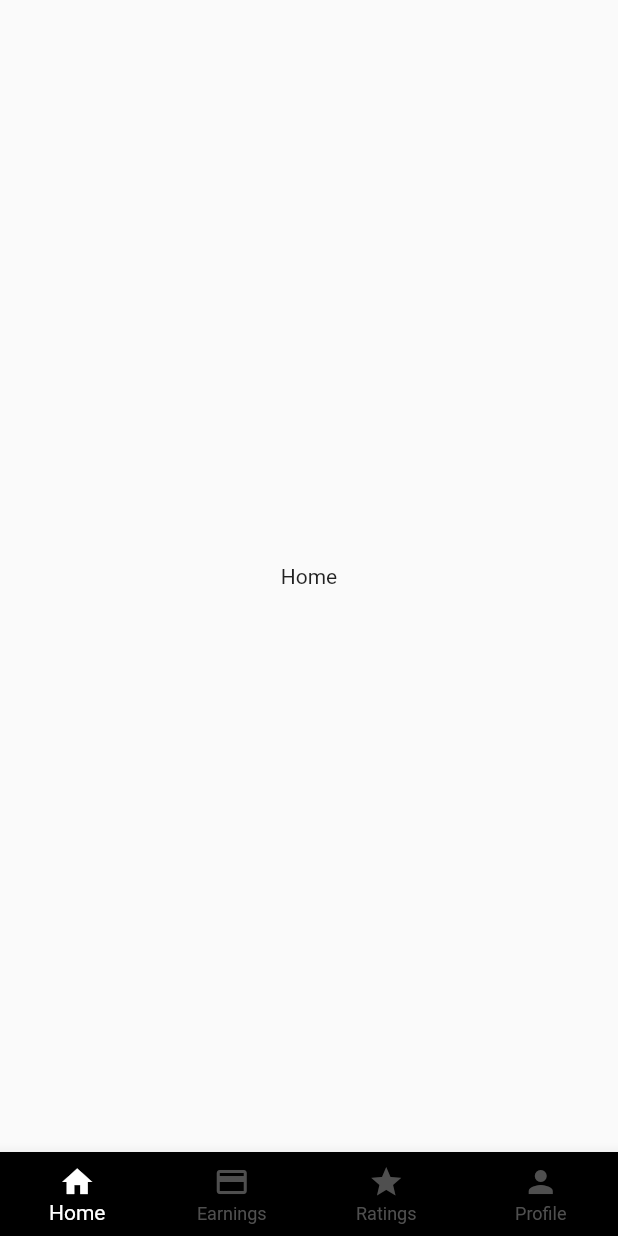
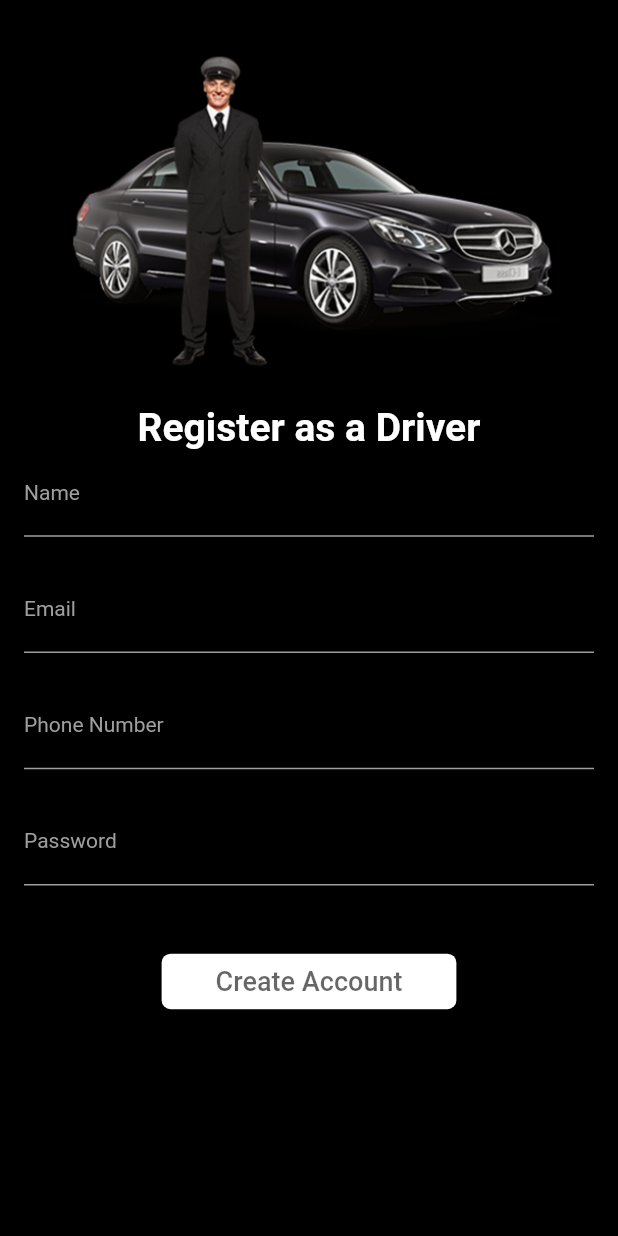
Before and after one commit to sangeeta2701/driver_app, a Flutter app: the screen it shows after launch, on a phone screen of 412 x 824 dp. Run offline on Flutter 3.47's test engine with Material 2 defaults, Android fonts, the phone set to English and light mode, and no system bars.

Commit message:
Signup Screen

```diff
--- a/lib/Splashscreen/splash_screen.dart
+++ b/lib/Splashscreen/splash_screen.dart
@@ -2,7 +2,7 @@ import 'dart:async';
 
 import 'package:driver_app/Utils/colors.dart';
 import 'package:driver_app/Utils/sizedBox.dart';
-import 'package:driver_app/mainScreens/main_screen.dart';
+import 'package:driver_app/authentication/signup_screen.dart';
 import 'package:flutter/material.dart';
 
 class SplashScreen extends StatefulWidget {
@@ -17,7 +17,7 @@ class _SplashScreenState extends State<SplashScreen> {
     Timer(Duration(seconds: 6), () async {
       //home page
       Navigator.push(
-          context, MaterialPageRoute(builder: (context) => MainScreen()));
+          context, MaterialPageRoute(builder: (context) => SignupScreen()));
     });
   }
 
--- /dev/null
+++ b/lib/authentication/signup_screen.dart
@@ -0,0 +1,66 @@
+import 'package:driver_app/Utils/colors.dart';
+import 'package:driver_app/Utils/sizedBox.dart';
+import 'package:driver_app/widgest/textField.dart';
+import 'package:flutter/material.dart';
+
+class SignupScreen extends StatefulWidget {
+  const SignupScreen({super.key});
+
+  @override
+  State<SignupScreen> createState() => _SignupScreenState();
+}
+
+class _SignupScreenState extends State<SignupScreen> {
+  TextEditingController nameController = TextEditingController();
+  TextEditingController emailController = TextEditingController();
+  TextEditingController phoneController = TextEditingController();
+  TextEditingController passwordController = TextEditingController();
+
+  @override
+  Widget build(BuildContext context) {
+    return Scaffold(
+      backgroundColor: bColor,
+      body: SingleChildScrollView(
+        child: Padding(
+          padding: const EdgeInsets.symmetric(vertical: 12,horizontal: 16),
+          child: Column(
+            children: [
+              Padding(
+                padding: const EdgeInsets.all(20.0),
+                child: Image.asset("assets/img1.png"),
+              ),
+              Text(
+                "Register as a Driver",
+                style: TextStyle(
+                    fontSize: 26, color: wColor, fontWeight: FontWeight.bold),
+              ),
+              DriverTextField(controller: nameController, hintText: "Enter your name", lableText: "Name",keyBoardType: TextInputType.name,maxLength: 30,),
+              height20,
+              DriverTextField(controller: emailController, hintText: "Enter your email", lableText: "Email",keyBoardType: TextInputType.emailAddress,maxLength: 30,),
+              height20,
+              DriverTextField(controller: phoneController, hintText: "Enter your phone number", lableText: "Phone Number",keyBoardType: TextInputType.phone,maxLength: 10,),
+              height20,
+              DriverTextField(controller: passwordController, hintText: "Enter your password", lableText: "Password",keyBoardType: TextInputType.visiblePassword,isObsecure: true,maxLength: 16,),
+
+              height40,
+              ElevatedButton(
+                style: ElevatedButton.styleFrom(
+                  backgroundColor: wColor,
+                  shape: RoundedRectangleBorder(
+                    borderRadius: BorderRadius.circular(6),
+                  )
+                ),
+                onPressed: (){}, child: Padding(
+                  padding: const EdgeInsets.symmetric(horizontal: 20,vertical: 8),
+                  child: Text("Create Account",style: TextStyle(
+                  fontSize: 18,
+                  color: bColor.withOpacity(0.6),
+                              ),),
+                ),),
+            ],
+          ),
+        ),
+      ),
+    );
+  }
+}
--- /dev/null
+++ b/lib/widgest/textField.dart
@@ -0,0 +1,48 @@
+import 'package:flutter/material.dart';
+import 'package:flutter/services.dart';
+
+import '../Utils/colors.dart';
+
+class DriverTextField extends StatelessWidget {
+  const DriverTextField(
+      {super.key,
+      required this.controller,
+      required this.hintText,
+      required this.lableText,
+      required this.keyBoardType,
+      this.isObsecure = false,
+      required this.maxLength});
+
+  final TextEditingController controller;
+  final String lableText;
+  final String hintText;
+  final TextInputType keyBoardType;
+  final bool isObsecure;
+  final int maxLength;
+
+  @override
+  Widget build(BuildContext context) {
+    return TextField(
+      controller: controller,
+      style: TextStyle(color: gColor),
+      obscureText: isObsecure,
+      keyboardType: keyBoardType,
+      inputFormatters: [LengthLimitingTextInputFormatter(maxLength)],
+      decoration: InputDecoration(
+          labelText: lableText,
+          hintText: hintText,
+          enabledBorder:
+              UnderlineInputBorder(borderSide: BorderSide(color: gColor)),
+          focusedBorder:
+              UnderlineInputBorder(borderSide: BorderSide(color: gColor)),
+          hintStyle: TextStyle(
+            color: gColor,
+            fontSize: 12,
+          ),
+          labelStyle: TextStyle(
+            color: gColor,
+            fontSize: 14,
+          )),
+    );
+  }
+}
```
